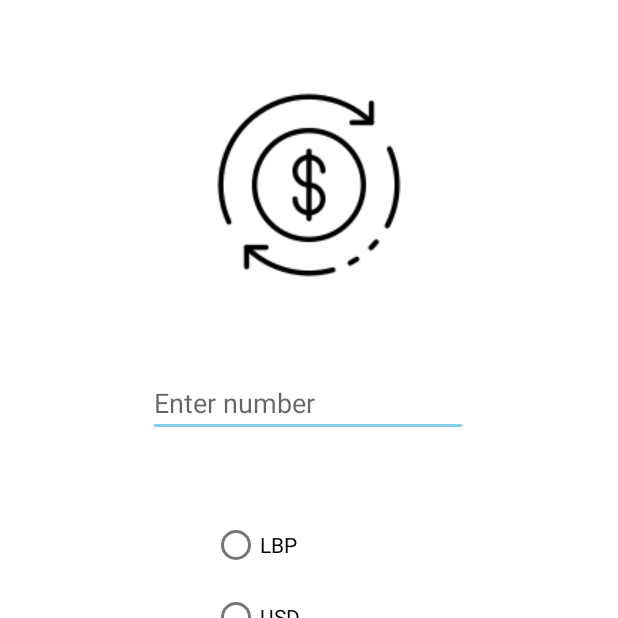
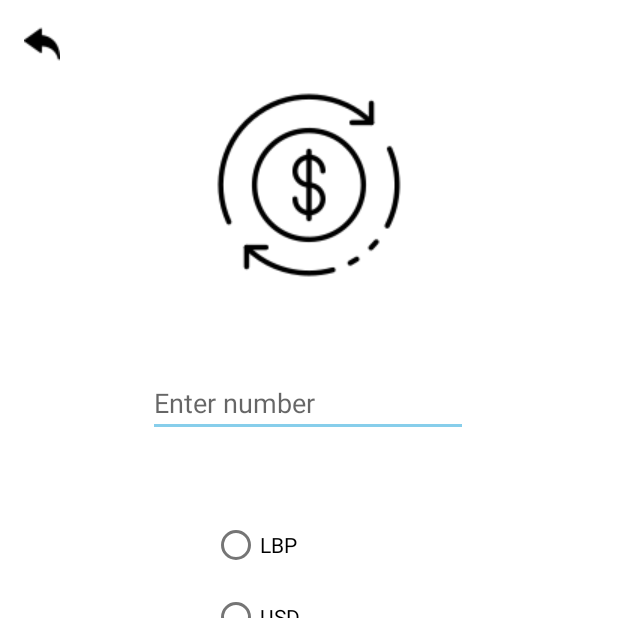
Before and after one commit to Mhmdbaba/CSC498G_CurrencyConverterAPI, an Android app: the ConversionPage screen opened directly, with no data from a screen before it, on a phone screen of 412 x 824 dp, the top half of it. Run offline under Robolectric (Android 15) with nearby library versions, the light colour scheme and no system bars; our stand-ins replace Volley.

Commit message:
commit 5

```diff
--- a/app/src/main/AndroidManifest.xml
+++ b/app/src/main/AndroidManifest.xml
@@ -1,6 +1,8 @@
 <?xml version="1.0" encoding="utf-8"?>
 <manifest xmlns:android="http://schemas.android.com/apk/res/android"
     package="com.example.currencyconverter">
+
+    <uses-permission android:name="android.permission.INTERNET"/>
 
     <application
         android:allowBackup="true"
--- a/app/src/main/res/layout/activity_conversion_page.xml
+++ b/app/src/main/res/layout/activity_conversion_page.xml
@@ -4,6 +4,7 @@
     xmlns:tools="http://schemas.android.com/tools"
     android:layout_width="match_parent"
     android:layout_height="match_parent"
+    android:onClick="Button"
     tools:context=".ConversionPage">
 
 
@@ -89,5 +90,19 @@
         app:layout_constraintHorizontal_bias="0.389"
         app:layout_constraintStart_toStartOf="parent"
         app:layout_constraintTop_toTopOf="parent"
-        app:layout_constraintVertical_bias="1.0"/>
+        app:layout_constraintVertical_bias="1.0" />
+
+    <ImageView
+        android:id="@+id/imageView5"
+        android:layout_width="wrap_content"
+        android:layout_height="wrap_content"
+        android:onClick="button"
+        android:tag="back"
+        app:layout_constraintBottom_toBottomOf="parent"
+        app:layout_constraintEnd_toEndOf="parent"
+        app:layout_constraintHorizontal_bias="0.041"
+        app:layout_constraintStart_toStartOf="parent"
+        app:layout_constraintTop_toTopOf="parent"
+        app:layout_constraintVertical_bias="0.022"
+        app:srcCompat="@drawable/back" />
 </androidx.constraintlayout.widget.ConstraintLayout>
```
Also changed, not shown: app/src/main/java/com/example/currencyconverter/ConversionPage.java (+58 -0 lines), app/src/main/res/drawable/back.png (added).
